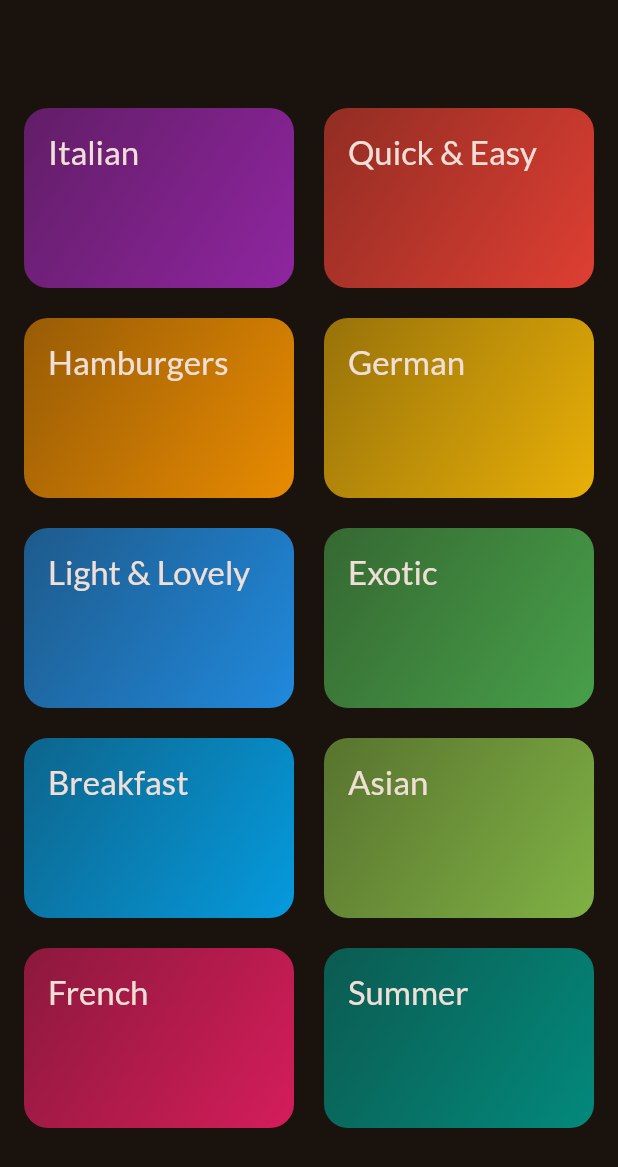
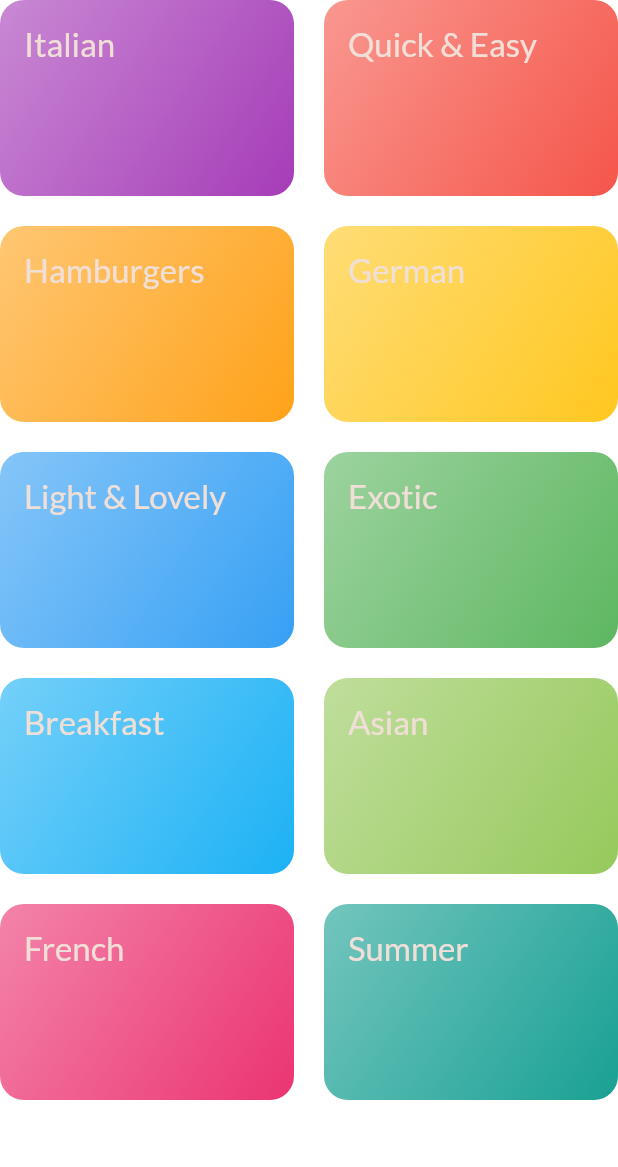
Before and after one commit to pranaypatel512/flutter_meal_app, a Flutter app: the screen it shows after launch, on a phone screen of 412 x 824 dp. Shown: the top 1167 px of the screen. Run offline on Flutter 3.47's test engine with Material 2 defaults, Android fonts, the light colour scheme and no system bars; our stand-ins replace google_fonts, transparent_image.

Commit message:
updated category screen for tabs

```diff
--- a/lib/screens/categories_screen.dart
+++ b/lib/screens/categories_screen.dart
@@ -8,11 +8,7 @@ class CategoriesScreen extends StatelessWidget {
 
   @override
   Widget build(BuildContext context) {
-    return Scaffold(
-      appBar: AppBar(),
-      body: Padding(
-        padding: const EdgeInsets.all(16.0),
-        child: GridView(
+    return GridView(
       gridDelegate: const SliverGridDelegateWithFixedCrossAxisCount(
           crossAxisCount: 2,
           childAspectRatio: 3 / 2,
@@ -27,13 +23,11 @@ class CategoriesScreen extends StatelessWidget {
                   .where((meal) => meal.categories.contains(item.id))
                   .toList();
               Navigator.of(context).push(MaterialPageRoute(
-                      builder: (context) => MealsScreen(
-                          mealsList: filterMeal, title: item.title)));
+                  builder: (context) =>
+                      MealsScreen(mealsList: filterMeal, title: item.title)));
             },
           )
       ],
-        ),
-      ),
     );
   }
 }
```
Lines whose indentation alone changed are shown as unchanged.
